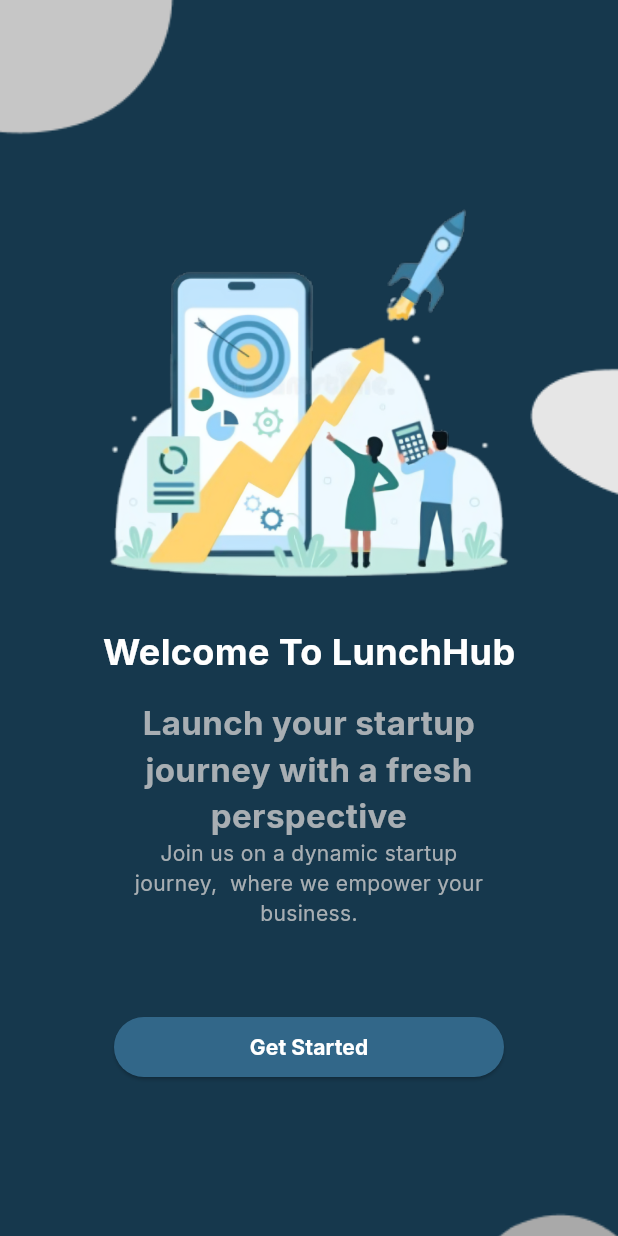
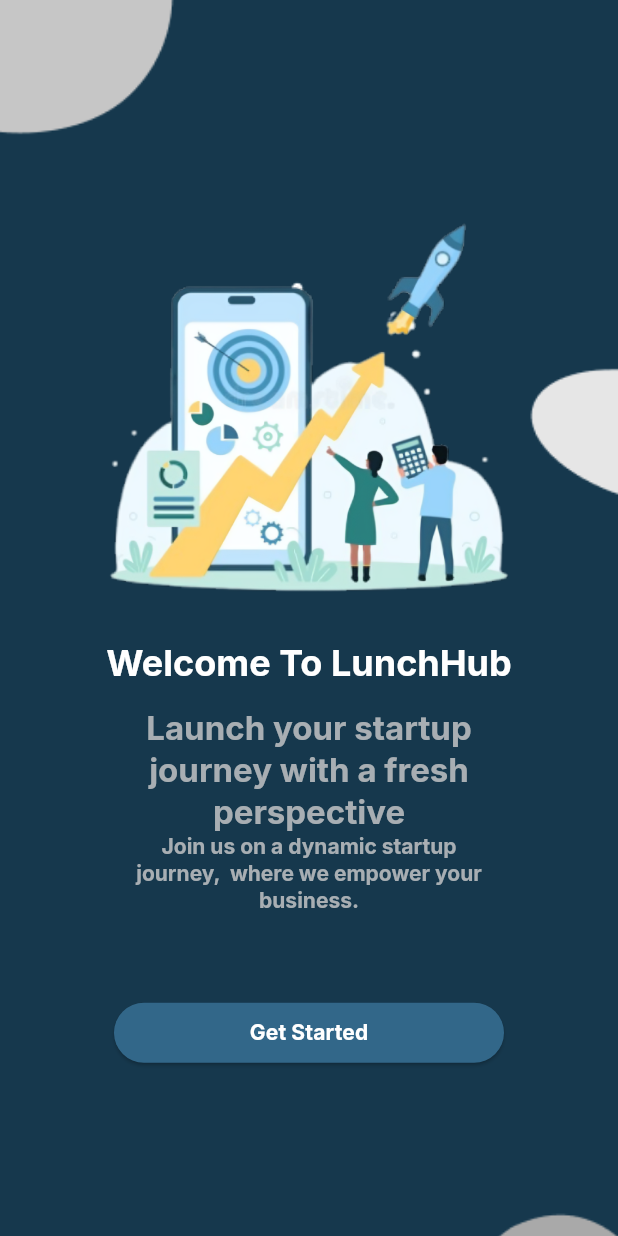
Before and after one commit to Ali-Elchab/launch-hub, a Flutter app: the screen it shows after launch, on a phone screen of 412 x 824 dp. Run offline on Flutter 3.47's test engine with Material 3 defaults, Android fonts, the phone set to English and light mode, and no system bars; our stand-ins replace google_fonts.

Commit message:
Fronend: Fixed keyboard pushing widgets

```diff
--- a/launchhub_frontend/lib/main.dart
+++ b/launchhub_frontend/lib/main.dart
@@ -17,26 +17,19 @@
 class _AppState extends State<App> {
   var activeScreen = 'splashScreen';
 
-  void changeScreen() {
-    setState(() {
-      activeScreen = 'signIn';
-    });
-  }
+  final theme = ThemeData(
+    colorScheme: ColorScheme.fromSeed(
+      brightness: Brightness.dark,
+      seedColor: const Color(0xFF326789),
+    ),
+    textTheme: GoogleFonts.interTextTheme(),
+  );
 
   @override
   Widget build(BuildContext context) {
     return MaterialApp(
-      theme: ThemeData(
-        fontFamily: GoogleFonts.inter().fontFamily,
-        primaryColor: const Color.fromARGB(255, 0, 0, 0),
-      ),
-      home: Scaffold(
-        body: Container(
-          child: activeScreen == 'splashScreen'
-              ? StartScreen(changeScreen)
-              : const SignIn(),
-        ),
-      ),
+      theme: theme,
+      home: const Scaffold(body: StartScreen()),
     );
   }
 }
--- a/launchhub_frontend/lib/screens/signin.dart
+++ b/launchhub_frontend/lib/screens/signin.dart
@@ -8,6 +8,7 @@ class SignIn extends StatelessWidget {
   @override
   Widget build(BuildContext context) {
     return Scaffold(
+      resizeToAvoidBottomInset: false,
       appBar: const CustomAppBar(title: 'Sign In'),
       extendBodyBehindAppBar: true, // Extend the body behind the AppBar
       body: Stack(
--- a/launchhub_frontend/lib/screens/start_screen.dart
+++ b/launchhub_frontend/lib/screens/start_screen.dart
@@ -1,14 +1,20 @@
 import 'package:flutter/material.dart';
+import 'package:launchhub_frontend/screens/signin.dart';
 import 'package:launchhub_frontend/widgets/submit_button.dart';
 
 class StartScreen extends StatelessWidget {
-  const StartScreen(this.splashScreen, {super.key});
+  const StartScreen({super.key});
 
-  final void Function() splashScreen;
+  void _getStarted(BuildContext context) {
+    Navigator.push(
+        context, MaterialPageRoute(builder: (context) => const SignIn()));
+  }
 
   @override
   Widget build(BuildContext context) {
-    return Container(
+    return Scaffold(
+      resizeToAvoidBottomInset: false,
+      body: Container(
         decoration: const BoxDecoration(
           image: DecorationImage(
             image: AssetImage('assets/backgrounds/splashscreen_bg.png'),
@@ -23,41 +29,39 @@ class StartScreen extends StatelessWidget {
               children: [
                 Image.asset('assets/images/splashscreen-img.png', width: 300),
                 const SizedBox(height: 15),
-              const Text(
+                Text(
                   'Welcome To LunchHub',
-                style: TextStyle(
-                  fontSize: 24,
+                  style: Theme.of(context).textTheme.headlineLarge!.copyWith(
+                      color: Colors.white,
                       fontWeight: FontWeight.bold,
-                  color: Colors.white,
-                  fontFamily: 'inter',
-                ),
+                      fontSize: 24),
                 ),
                 const SizedBox(height: 15),
-              const Text(
+                Text(
                   'Launch your startup journey with a fresh perspective',
                   textAlign: TextAlign.center,
-                style: TextStyle(
-                  fontSize: 22,
+                  style: Theme.of(context).textTheme.headlineLarge!.copyWith(
+                      color: const Color.fromARGB(204, 204, 204, 204),
                       fontWeight: FontWeight.bold,
-                  color: Color.fromARGB(204, 204, 204, 204),
-                  fontFamily: 'inter',
+                      fontSize: 22),
                 ),
-              ),
-              const SizedBox(
+                SizedBox(
                   width: 250,
                   child: Text(
                     'Join us on a dynamic startup journey,  where we empower your business.',
                     textAlign: TextAlign.center,
-                  style: TextStyle(
-                    fontSize: 14,
-                    color: Color.fromARGB(204, 204, 204, 204),
-                    fontFamily: 'inter',
-                  ),
+                    style: Theme.of(context).textTheme.headlineLarge!.copyWith(
+                        color: const Color.fromARGB(204, 204, 204, 204),
+                        fontWeight: FontWeight.bold,
+                        fontSize: 14),
                   ),
                 ),
                 const SizedBox(height: 55),
-              SubmitButton('Get Started', splashScreen),
+                SubmitButton('Get Started', () {
+                  _getStarted(context);
+                }),
               ],
+            ),
           ),
         ),
       ),
```
Lines whose indentation alone changed are shown as unchanged.
